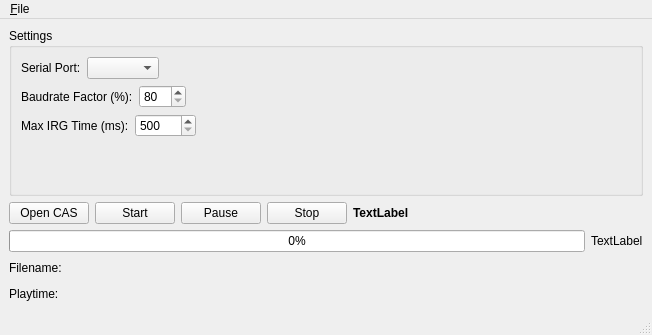
First picture: the form in src/mainwindow.ui, repository ThKattanek/cas_to_sio, before the edit.
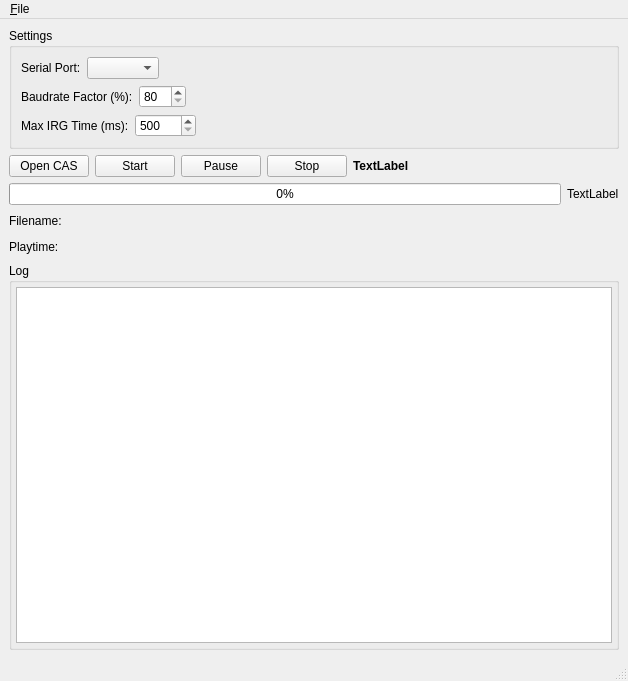
Second picture: the form after the edit.

Patch:
```diff
--- a/src/mainwindow.ui
+++ b/src/mainwindow.ui
@@ -6,8 +6,8 @@
    <rect>
     <x>0</x>
     <y>0</y>
-    <width>652</width>
-    <height>335</height>
+    <width>628</width>
+    <height>681</height>
    </rect>
   </property>
   <property name="windowTitle">
@@ -116,19 +116,6 @@
          </item>
         </layout>
        </item>
-       <item>
-        <spacer name="verticalSpacer">
-         <property name="orientation">
-          <enum>Qt::Vertical</enum>
-         </property>
-         <property name="sizeHint" stdset="0">
-          <size>
-           <width>20</width>
-           <height>40</height>
-          </size>
-         </property>
-        </spacer>
-       </item>
       </layout>
      </widget>
     </item>
@@ -269,6 +256,46 @@
       </item>
      </layout>
     </item>
+    <item>
+     <widget class="QGroupBox" name="groupBox_2">
+      <property name="title">
+       <string>Log</string>
+      </property>
+      <layout class="QVBoxLayout" name="verticalLayout_3">
+       <property name="leftMargin">
+        <number>4</number>
+       </property>
+       <property name="topMargin">
+        <number>4</number>
+       </property>
+       <property name="rightMargin">
+        <number>4</number>
+       </property>
+       <property name="bottomMargin">
+        <number>4</number>
+       </property>
+       <item>
+        <widget class="QListWidget" name="log_list">
+         <property name="font">
+          <font>
+           <family>Noto Mono</family>
+           <pointsize>9</pointsize>
+          </font>
+         </property>
+         <property name="autoScroll">
+          <bool>true</bool>
+         </property>
+         <property name="selectionMode">
+          <enum>QAbstractItemView::NoSelection</enum>
+         </property>
+         <property name="layoutMode">
+          <enum>QListView::SinglePass</enum>
+         </property>
+        </widget>
+       </item>
+      </layout>
+     </widget>
+    </item>
    </layout>
   </widget>
   <widget class="QMenuBar" name="menubar">
@@ -276,7 +303,7 @@
     <rect>
      <x>0</x>
      <y>0</y>
-     <width>652</width>
+     <width>628</width>
      <height>23</height>
     </rect>
    </property>
```
